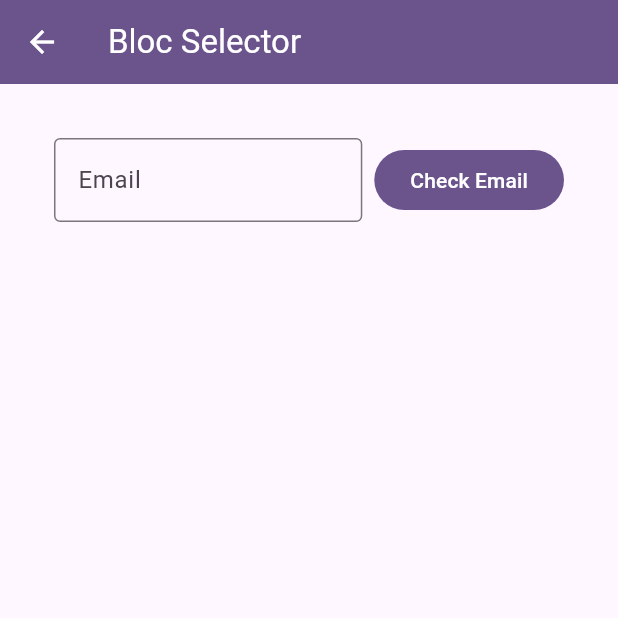
After one commit to thetpaingsoe/flutter_bloc_demo, a Flutter app: the screen it shows after launch, after a tap on "BlocSelector", on a phone screen of 412 x 824 dp, the top half of it. The commit adds this screen. Run offline on Flutter 3.47's test engine with Material 3 defaults, Android fonts, the phone set to English and light mode, and no system bars; our stand-ins replace flutter_bloc.

Commit message:
Added BlocSelector Example

```diff
--- a/lib/features/bloc_builder_build_when/ui/build_when_screen.dart
+++ b/lib/features/bloc_builder_build_when/ui/build_when_screen.dart
@@ -19,7 +19,7 @@ class BuildWhenScreen extends StatelessWidget {
       builder: (context, state) {
         return Center(
           child: Text(
-            'It will only build the UI for even number \n Counter: ${state.counter}',
+            'It will only rebuild the UI for even number \n Counter: ${state.counter}',
             textAlign: TextAlign.center,
           ),
         );
--- /dev/null
+++ b/lib/features/bloc_selector/bloc/bloc_selector_bloc.dart
@@ -0,0 +1,22 @@
+
+import 'package:flutter_bloc/flutter_bloc.dart';
+
+import 'bloc_selector_event.dart';
+import 'bloc_selector_state.dart';
+
+class BlocSelectorBloc extends Bloc<BlocSelectorEvent, BlocSelectorState> {
+  BlocSelectorBloc() : super(BlocSelectorState()) {
+    on<BlocSelectorEmailCheckedEvent>((event, emit){
+      // check if email is valid
+      _emailValidation(event.email)
+          ? emit(BlocSelectorState(email: event.email, emailError: ""))
+          : emit(BlocSelectorState(email: event.email, emailError: "Invalid Email"));
+    });
+  }
+
+  bool _emailValidation(String email) {
+    // simple regex for email validation
+    final RegExp regex = RegExp(r'^[a-zA-Z0-9._%+-]+@[a-zA-Z0-9.-]+\.[a-zA-Z]{2,}$');
+    return regex.hasMatch(email);
+  }
+}
--- /dev/null
+++ b/lib/features/bloc_selector/bloc/bloc_selector_event.dart
@@ -0,0 +1,7 @@
+sealed class BlocSelectorEvent {}
+
+final class BlocSelectorEmailCheckedEvent extends BlocSelectorEvent {
+  final String email;
+
+  BlocSelectorEmailCheckedEvent(this.email);
+}
--- /dev/null
+++ b/lib/features/bloc_selector/bloc/bloc_selector_state.dart
@@ -0,0 +1,15 @@
+class BlocSelectorState {
+
+  String email;
+  String emailError;
+
+  BlocSelectorState({this.email = '', this.emailError = ''});
+
+  BlocSelectorState copyWith({
+    String? email,
+    String? emailError}) {
+    return BlocSelectorState(
+      email: email ?? this.email,
+      emailError: emailError ?? this.emailError);
+  }
+}
--- /dev/null
+++ b/lib/features/bloc_selector/ui/bloc_selector_page.dart
@@ -0,0 +1,24 @@
+import 'package:flutter/material.dart';
+import 'package:flutter_bloc/flutter_bloc.dart';
+
+import '../bloc/bloc_selector_bloc.dart';
+import 'bloc_selector_screen.dart';
+
+class BlocSelectorPage extends StatelessWidget {
+  const BlocSelectorPage({super.key});
+
+  @override
+  Widget build(BuildContext context) {
+    return BlocProvider(
+      create: (context) => BlocSelectorBloc(),
+      child: Scaffold(
+        appBar: AppBar(
+          backgroundColor: Theme.of(context).colorScheme.primary,
+          foregroundColor: Theme.of(context).colorScheme.onPrimary,
+          title: const Text('Bloc Selector'),
+        ),
+        body: const BlocSelectorScreen()
+      ),
+    );
+  }
+}
--- /dev/null
+++ b/lib/features/bloc_selector/ui/bloc_selector_screen.dart
@@ -0,0 +1,53 @@
+import 'package:flutter/material.dart';
+import 'package:flutter_bloc/flutter_bloc.dart';
+import 'package:flutter_bloc_demo/features/bloc_selector/bloc/bloc_selector_event.dart';
+
+import '../bloc/bloc_selector_bloc.dart';
+import '../bloc/bloc_selector_state.dart';
+
+class BlocSelectorScreen extends StatelessWidget {
+  const BlocSelectorScreen({super.key});
+
+  @override
+  Widget build(BuildContext context) {
+    TextEditingController emailController = TextEditingController();
+
+    return Container(
+        margin: const EdgeInsets.all(36),
+        width: double.infinity,
+        child: Column(
+          mainAxisSize: MainAxisSize.min,
+          mainAxisAlignment: MainAxisAlignment.start,
+          crossAxisAlignment: CrossAxisAlignment.start,
+          children: [
+            Row(mainAxisSize: MainAxisSize.max, children: [
+              Expanded(
+                child: TextField(
+                  controller: emailController,
+                  decoration: const InputDecoration(
+                    labelText: 'Email',
+                    border: OutlineInputBorder(),
+                  ),
+                ),
+              ),
+              const SizedBox(width: 8),
+              FilledButton(
+                  onPressed: () {
+                    BlocProvider.of<BlocSelectorBloc>(context)
+                        .add(BlocSelectorEmailCheckedEvent(emailController.text));
+                  },
+                  child: const Text('Check Email')),
+            ]),
+            BlocSelector<BlocSelectorBloc, BlocSelectorState, String>(
+                selector: (state) {
+              return state.emailError;
+            }, builder: (context, state) {
+              if (state.isEmpty) {
+                return const SizedBox();
+              }
+              return Text(state, style: TextStyle(fontSize: 12, color: Colors.red),);
+            }),
+          ],
+        ));
+  }
+}
--- a/lib/main.dart
+++ b/lib/main.dart
@@ -1,5 +1,6 @@
 import 'package:flutter/material.dart';
 import 'package:flutter_bloc_demo/features/basic_counter_with_cubit/ui/basic_counter_with_cubit_page.dart';
+import 'package:flutter_bloc_demo/features/bloc_selector/ui/bloc_selector_page.dart';
 import 'features/basic_counter_with_bloc/ui/basic_counter_with_bloc_page.dart';
 import 'features/bloc_builder_build_when/ui/build_when_page.dart';
 
@@ -80,7 +81,17 @@ class _MyHomePageState extends State<MyHomePage> {
                       MaterialPageRoute(
                           builder: (context) =>
                               const BuildWhenPage()));
-            }, child: Text('BlocBuilder : BuildWhen'))
+            }, child: Text('BlocBuilder : BuildWhen')),
+            SizedBox(
+              height: 24,
+            ),
+            FilledButton(onPressed: () {
+              Navigator.push(
+                      context,
+                      MaterialPageRoute(
+                          builder: (context) =>
+                              const BlocSelectorPage()));
+            }, child: Text('BlocSelector'))
           ],
         ),
       ),
```
Also changed, not shown: 1 other file.
